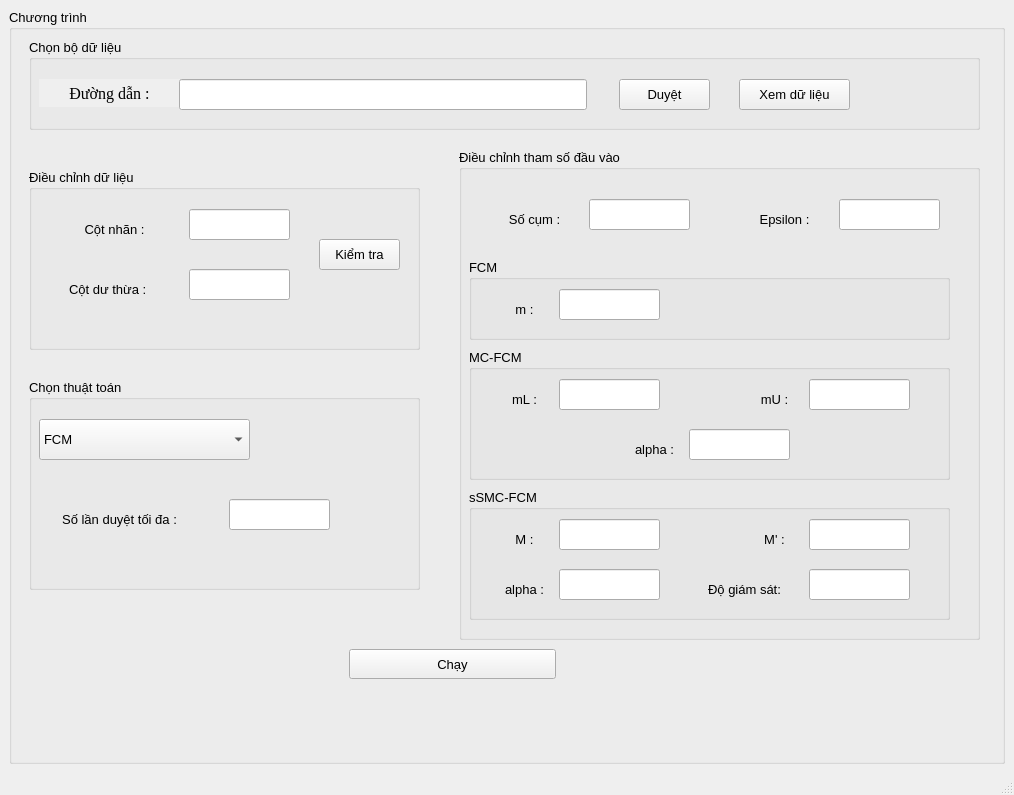
This is designer/Project1_UI.ui in QuanBKIT1/Project1 as Qt 5 draws it before an edit. The edited form follows.
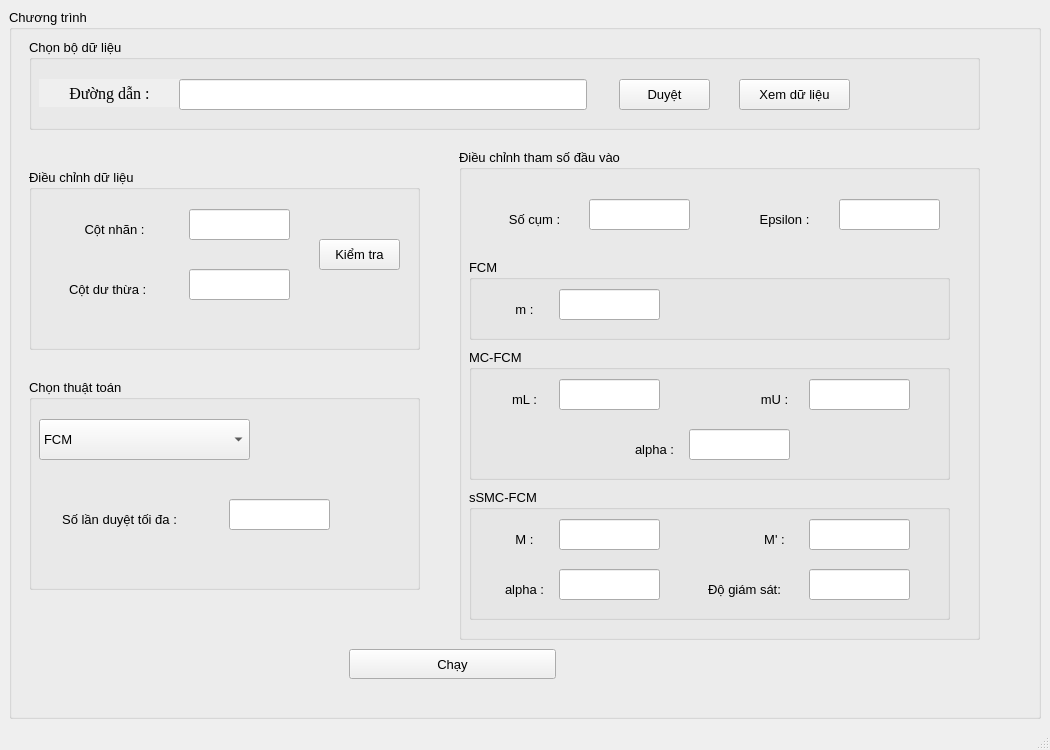
This is the edited form.

Patch:
```diff
--- a/designer/Project1_UI.ui
+++ b/designer/Project1_UI.ui
@@ -6,8 +6,8 @@
    <rect>
     <x>0</x>
     <y>0</y>
-    <width>1014</width>
-    <height>795</height>
+    <width>1050</width>
+    <height>750</height>
    </rect>
   </property>
   <property name="windowTitle">
```
Left out of the diff: 4 changed lines with no effect on the pictures.
